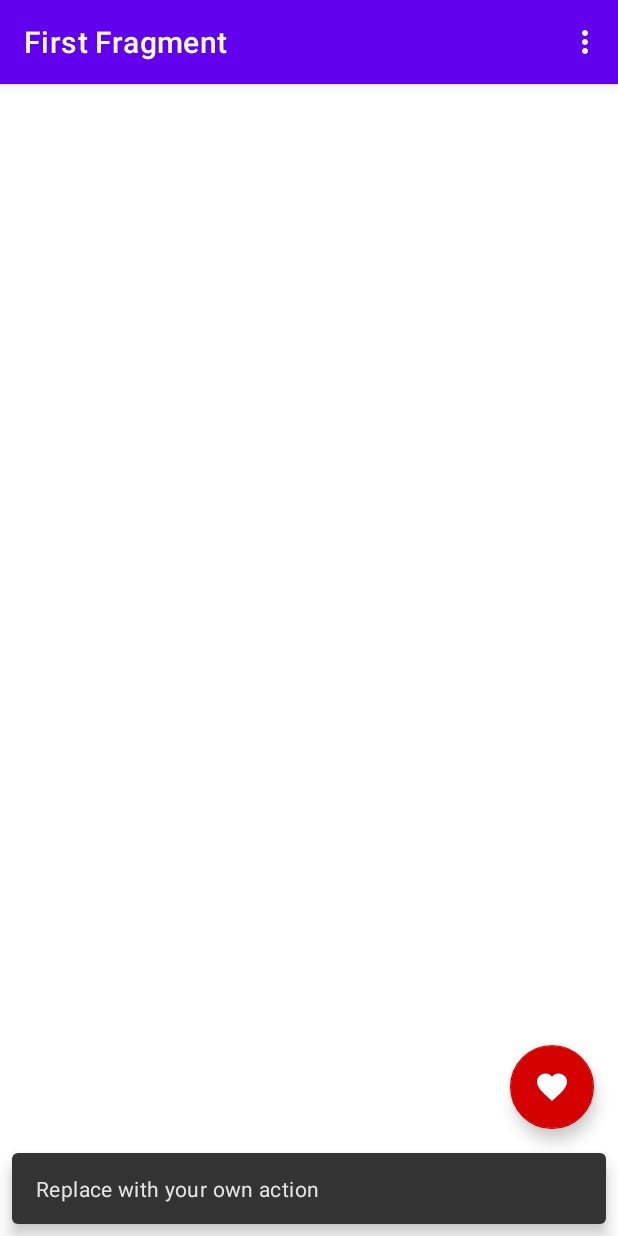
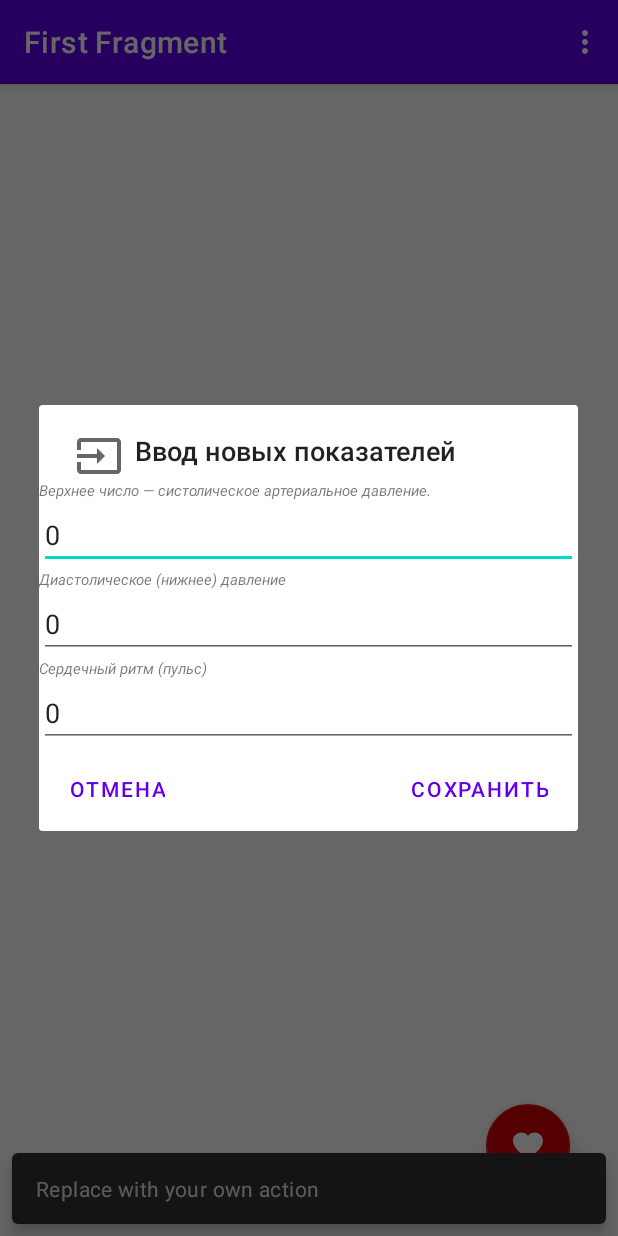
Before and after one commit to stdimensiy/My_health_tracker, an Android app: the screen it shows after launch (MainActivity), after a tap on "Добавить новое значение", on a phone screen of 412 x 824 dp. Run offline under Robolectric (Android 15) with nearby library versions, the phone set to English and light mode, and no system bars; our stand-ins replace Firebase (no records; nobody signed in at launch, a user with empty details on screens opened directly), navigation-ui.

Commit message:
Изм 0.8 Ввод нового значения - создан фрагмент для ффода данных, размечен. Фаб перенесен из активити во фрагмент

```diff
--- a/app/src/main/java/ru/vdv/myhealthtracker/FirstFragment.kt
+++ b/app/src/main/java/ru/vdv/myhealthtracker/FirstFragment.kt
@@ -1,13 +1,17 @@
 package ru.vdv.myhealthtracker
 
+import android.content.DialogInterface
 import android.os.Bundle
-import androidx.fragment.app.Fragment
 import android.view.LayoutInflater
 import android.view.View
 import android.view.ViewGroup
+import android.widget.EditText
+import androidx.appcompat.app.AlertDialog
+import androidx.fragment.app.Fragment
 import androidx.lifecycle.ViewModelProvider
-import androidx.navigation.fragment.findNavController
 import androidx.recyclerview.widget.LinearLayoutManager
+import com.google.android.material.floatingactionbutton.FloatingActionButton
+import com.google.android.material.snackbar.Snackbar
 import ru.vdv.myhealthtracker.databinding.FragmentFirstBinding
 import ru.vdv.myhealthtracker.ui.main.MainAdapter
 import ru.vdv.myhealthtracker.ui.main.MainViewModel
@@ -47,13 +51,43 @@ class FirstFragment : Fragment() {
             adapter.notifyDataSetChanged()
         }
 
-//        binding.buttonFirst.setOnClickListener {
-//            findNavController().navigate(R.id.action_FirstFragment_to_SecondFragment)
-//        }
+        binding.fab.setOnClickListener { view ->
+            Snackbar.make(view, "Replace with your own action", Snackbar.LENGTH_LONG)
+                .setAction("Action", null).show()
+            showDialogInputTitleNewNote()
+        }
     }
 
     override fun onDestroyView() {
         super.onDestroyView()
         _binding = null
     }
+
+    private fun showDialogInputTitleNewNote() {
+        val view: View = layoutInflater.inflate(R.layout.input_new_record_dialog, null)
+        val systolicPressure = view.findViewById<View>(R.id.et_systolic_pressure) as EditText
+        val diastolicPressure = view.findViewById<View>(R.id.et_diastolic_pressure) as EditText
+        val heartRate = view.findViewById<View>(R.id.et_heartRate) as EditText
+        val inputTitle: AlertDialog = AlertDialog.Builder(requireContext())
+            .setTitle(R.string.dialog_input_title)
+            .setView(view)
+            .setIcon(R.drawable.ic_baseline_input_24)
+            .setPositiveButton(R.string.btn_ok_text,
+                DialogInterface.OnClickListener { dialog, which -> //notesViewModel.addNewNote(requireContext());
+                    //ViewModel.addNewTask(requireContext(), newTitleTask.getText().toString());
+                    //Toast.makeText(requireContext(), "Пользователь ввел: " + userInputTitle.getText() + " И контент : " + userInputContent.getText(), Toast.LENGTH_SHORT).show();
+                    viewModel.addNewRecord(
+                        systolicPressure.text.toString(),
+                        diastolicPressure.text.toString(),
+                        heartRate.text.toString()
+                    )
+                })
+            .setNeutralButton(R.string.btn_cancel_text,
+                DialogInterface.OnClickListener { dialog, which ->
+                    //Toast.makeText(requireContext(), "Пользователь нажал отмену", Toast.LENGTH_SHORT).show();
+                })
+            .setCancelable(false)
+            .create()
+        inputTitle.show()
+    }
 }
--- a/app/src/main/java/ru/vdv/myhealthtracker/MainActivity.kt
+++ b/app/src/main/java/ru/vdv/myhealthtracker/MainActivity.kt
@@ -1,14 +1,19 @@
 package ru.vdv.myhealthtracker
 
+import android.content.DialogInterface
 import android.os.Bundle
-import com.google.android.material.snackbar.Snackbar
+import android.view.Menu
+import android.view.MenuItem
+import android.view.View
+import android.widget.EditText
+import androidx.appcompat.app.AlertDialog
 import androidx.appcompat.app.AppCompatActivity
+import androidx.appcompat.widget.AlertDialogLayout
 import androidx.navigation.findNavController
 import androidx.navigation.ui.AppBarConfiguration
 import androidx.navigation.ui.navigateUp
 import androidx.navigation.ui.setupActionBarWithNavController
-import android.view.Menu
-import android.view.MenuItem
+import com.google.android.material.snackbar.Snackbar
 import ru.vdv.myhealthtracker.databinding.ActivityMainBinding
 
 class MainActivity : AppCompatActivity() {
@@ -27,11 +32,6 @@ class MainActivity : AppCompatActivity() {
         val navController = findNavController(R.id.nav_host_fragment_content_main)
         appBarConfiguration = AppBarConfiguration(navController.graph)
         setupActionBarWithNavController(navController, appBarConfiguration)
-
-        binding.fab.setOnClickListener { view ->
-            Snackbar.make(view, "Replace with your own action", Snackbar.LENGTH_LONG)
-                .setAction("Action", null).show()
-        }
     }
 
     override fun onCreateOptionsMenu(menu: Menu): Boolean {
--- a/app/src/main/java/ru/vdv/myhealthtracker/ui/common/BaseViewModel.kt
+++ b/app/src/main/java/ru/vdv/myhealthtracker/ui/common/BaseViewModel.kt
@@ -1,5 +1,6 @@
 package ru.vdv.myhealthtracker.ui.common
 
+import android.content.Context
 import androidx.lifecycle.ViewModel
 import ru.vdv.myhealthtracker.domain.BaseConstants
 import ru.vdv.myhealthtracker.model.repository.Repository
--- a/app/src/main/java/ru/vdv/myhealthtracker/ui/main/MainViewModel.kt
+++ b/app/src/main/java/ru/vdv/myhealthtracker/ui/main/MainViewModel.kt
@@ -1,5 +1,6 @@
 package ru.vdv.myhealthtracker.ui.main
 
+import android.content.Context
 import android.util.Log
 import androidx.lifecycle.LiveData
 import androidx.lifecycle.MutableLiveData
@@ -22,4 +23,13 @@ class MainViewModel : BaseViewModel() {
             }
         })
     }
+
+    fun addNewRecord(systolicPressure: String, diastolicPressure: String, heartRate: String){
+        Log.d(TAG, "Отправляю запрос в репозиторий на запись нового элемента")
+//        repository.addNewRecord(object : CallBack<Boolean> {
+//            override fun onResult(value: List<Boolean>) {
+//                mListForMain.value = value
+//            }
+//        })
+    }
 }
--- /dev/null
+++ b/app/src/main/res/drawable/ic_baseline_input_24.xml
@@ -0,0 +1,11 @@
+<vector xmlns:android="http://schemas.android.com/apk/res/android"
+    android:width="24dp"
+    android:height="24dp"
+    android:viewportWidth="24"
+    android:viewportHeight="24"
+    android:tint="?attr/colorControlNormal"
+    android:autoMirrored="true">
+  <path
+      android:fillColor="@android:color/white"
+      android:pathData="M21,3.01H3c-1.1,0 -2,0.9 -2,2V9h2V4.99h18v14.03H3V15H1v4.01c0,1.1 0.9,1.98 2,1.98h18c1.1,0 2,-0.88 2,-1.98v-14c0,-1.11 -0.9,-2 -2,-2zM11,16l4,-4 -4,-4v3H1v2h10v3z"/>
+</vector>
--- a/app/src/main/res/layout/activity_main.xml
+++ b/app/src/main/res/layout/activity_main.xml
@@ -22,16 +22,4 @@
 
     <include layout="@layout/content_main" />
 
-    <com.google.android.material.floatingactionbutton.FloatingActionButton
-        android:id="@+id/fab"
-        android:layout_width="wrap_content"
-        android:layout_height="wrap_content"
-        android:layout_gravity="bottom|end"
-        android:layout_marginEnd="@dimen/fab_margin"
-        android:layout_marginBottom="16dp"
-        android:contentDescription="@string/fab_content_description"
-        app:backgroundTint="@color/base_fab_color"
-        app:srcCompat="@drawable/baseline_favorite_white_24dp"
-        app:tint="@color/dase_fab_color_tint" />
-
 </androidx.coordinatorlayout.widget.CoordinatorLayout>
--- a/app/src/main/res/layout/fragment_first.xml
+++ b/app/src/main/res/layout/fragment_first.xml
@@ -11,4 +11,17 @@
         android:id="@+id/rv_main"
         android:layout_width="match_parent"
         android:layout_height="match_parent" />
+
+    <com.google.android.material.floatingactionbutton.FloatingActionButton
+        android:id="@+id/fab"
+        android:layout_width="wrap_content"
+        android:layout_height="wrap_content"
+        android:layout_gravity="bottom|end"
+        android:layout_margin="32dp"
+        android:contentDescription="@string/fab_content_description"
+        app:backgroundTint="@color/base_fab_color"
+        app:layout_constraintBottom_toBottomOf="parent"
+        app:layout_constraintEnd_toEndOf="parent"
+        app:srcCompat="@drawable/baseline_favorite_white_24dp"
+        app:tint="@color/dase_fab_color_tint" />
 </androidx.constraintlayout.widget.ConstraintLayout>
--- /dev/null
+++ b/app/src/main/res/layout/input_new_record_dialog.xml
@@ -0,0 +1,59 @@
+<?xml version="1.0" encoding="utf-8"?>
+<androidx.constraintlayout.widget.ConstraintLayout xmlns:android="http://schemas.android.com/apk/res/android"
+    xmlns:app="http://schemas.android.com/apk/res-auto"
+    xmlns:tools="http://schemas.android.com/tools"
+    android:layout_width="match_parent"
+    android:layout_height="match_parent">
+
+    <TextView
+        android:id="@+id/tv_systolic_pressure_title_text"
+        android:layout_width="match_parent"
+        android:layout_height="wrap_content"
+        android:text="@string/systolic_pressure_title_text"
+        android:textSize="10sp"
+        android:textStyle="italic"
+        app:layout_constraintTop_toTopOf="parent"
+        tools:ignore="SmallSp"
+        tools:layout_editor_absoluteX="0dp" />
+
+    <EditText
+        android:id="@+id/et_systolic_pressure"
+        android:layout_width="match_parent"
+        android:layout_height="wrap_content"
+        android:text="@string/systolic_pressure_plug"
+        app:layout_constraintTop_toBottomOf="@+id/tv_systolic_pressure_title_text" />
+
+    <TextView
+        android:id="@+id/tv_diastolic_pressure_title_text"
+        android:layout_width="match_parent"
+        android:layout_height="wrap_content"
+        android:text="@string/diastolic_pressure_title_text"
+        android:textSize="10sp"
+        android:textStyle="italic"
+        app:layout_constraintTop_toBottomOf="@+id/et_systolic_pressure"
+        tools:ignore="SmallSp" />
+
+    <EditText
+        android:id="@+id/et_diastolic_pressure"
+        android:layout_width="match_parent"
+        android:layout_height="wrap_content"
+        android:text="@string/diastolic_pressure_plug"
+        app:layout_constraintTop_toBottomOf="@+id/tv_diastolic_pressure_title_text" />
+
+    <TextView
+        android:id="@+id/tv_heartRate_text"
+        android:layout_width="match_parent"
+        android:layout_height="wrap_content"
+        android:text="@string/heartRate_title_text"
+        android:textSize="10sp"
+        android:textStyle="italic"
+        app:layout_constraintTop_toBottomOf="@+id/et_diastolic_pressure"
+        tools:ignore="SmallSp" />
+
+    <EditText
+        android:id="@+id/et_heartRate"
+        android:layout_width="match_parent"
+        android:layout_height="wrap_content"
+        android:text="@string/heartRate_plug"
+        app:layout_constraintTop_toBottomOf="@+id/tv_heartRate_text" />
+</androidx.constraintlayout.widget.ConstraintLayout>
--- a/app/src/main/res/values/strings.xml
+++ b/app/src/main/res/values/strings.xml
@@ -18,4 +18,13 @@
     <string name="tv_pressure_plug_text"> / </string>
     <string name="tv_time_plug">12:34</string>
     <string name="tv_pressure_result_plug_text">---</string>
+    <string name="systolic_pressure_title_text">Верхнее число — систолическое артериальное давление.</string>
+    <string name="systolic_pressure_plug">0</string>
+    <string name="diastolic_pressure_title_text">Диастолическое (нижнее) давление</string>
+    <string name="diastolic_pressure_plug">0</string>
+    <string name="heartRate_title_text">Сердечный ритм (пульс)</string>
+    <string name="heartRate_plug">0</string>
+    <string name="dialog_input_title">Ввод новых показателей</string>
+    <string name="btn_ok_text">СОХРАНИТЬ</string>
+    <string name="btn_cancel_text">ОТМЕНА</string>
 </resources>
```
